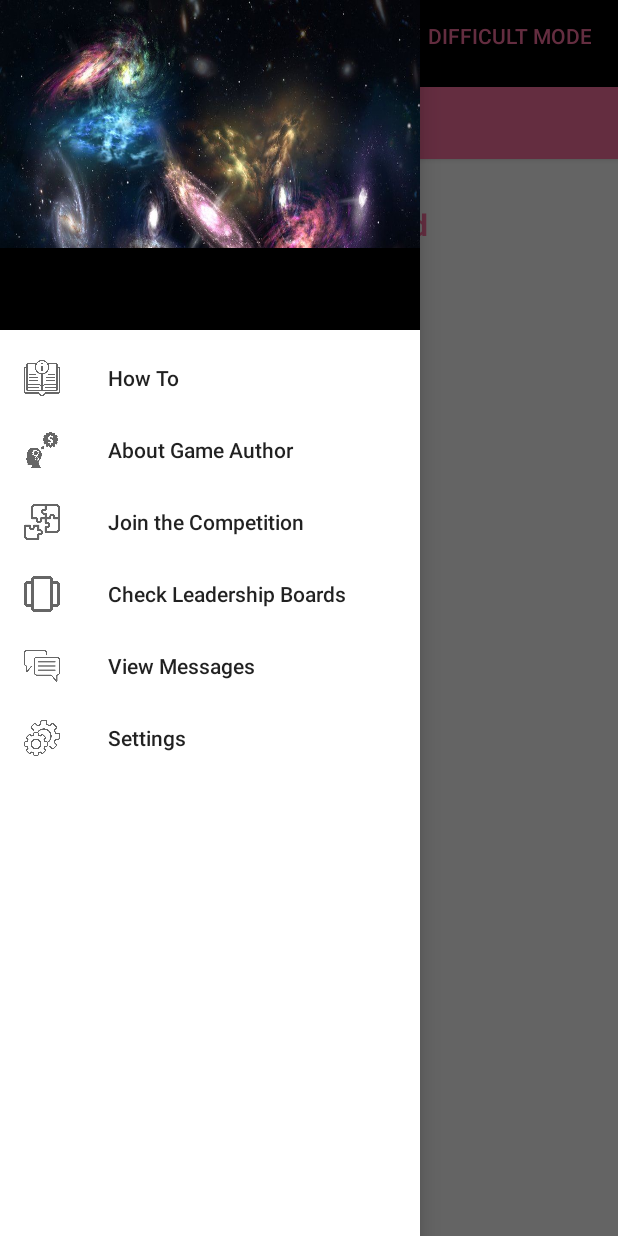
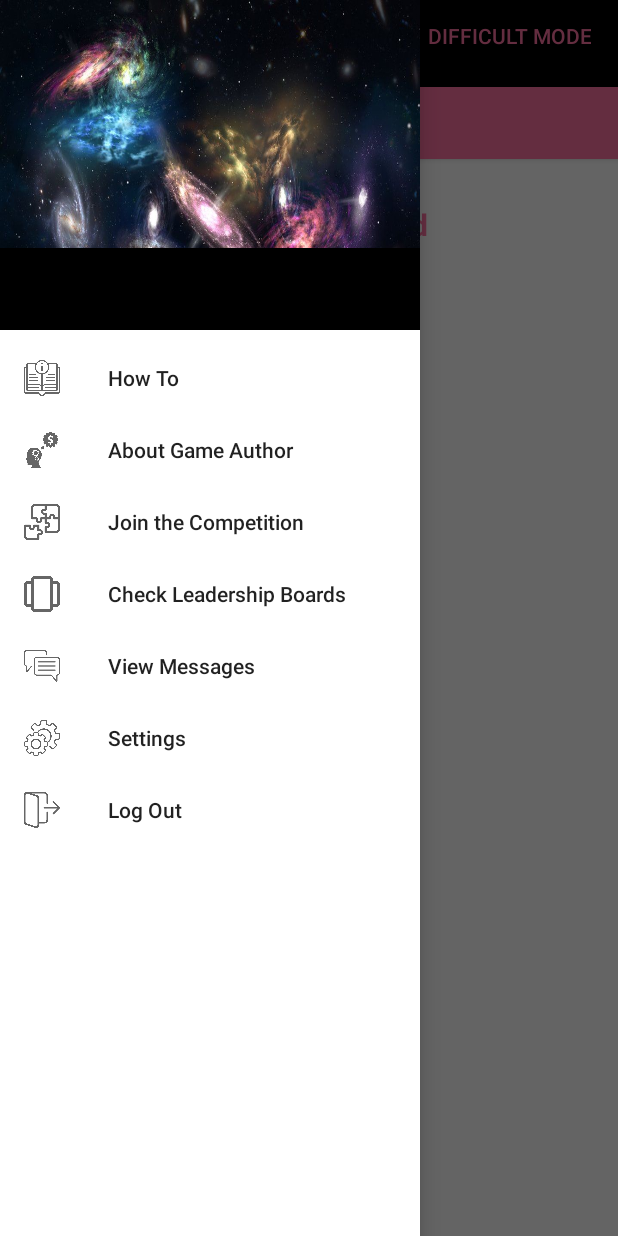
Before and after one commit to dward330/BlockMatch, an Android app: the screen it shows after launch once a user with an empty profile is signed in (LandingScreen), with the side drawer open, on a phone screen of 412 x 824 dp. Run offline under Robolectric (Android 15) with nearby library versions, the phone set to English and light mode, and no system bars; our stand-ins replace CircleImageView, Firebase (no records; nobody signed in at launch, a user with empty details on screens opened directly), Picasso.

Commit message:
Log Out Menu Item Feature Added

```diff
--- a/app/src/main/res/menu/navigation_view_menu.xml
+++ b/app/src/main/res/menu/navigation_view_menu.xml
@@ -31,5 +31,10 @@
             android:title="@string/navMenuSettings"
             android:icon="@drawable/settings"
             />
+        <item
+            android:id="@+id/logOutItem"
+            android:title="@string/navMenuLogOut"
+            android:icon="@drawable/log_out"
+            />
     </group>
 </menu>
--- a/app/src/main/res/values/strings.xml
+++ b/app/src/main/res/values/strings.xml
@@ -12,6 +12,7 @@
     <string name="navMenuLeadershipBoard">Check Leadership Boards</string>
     <string name="navMenuMessages">View Messages</string>
     <string name="navMenuSettings">Settings</string>
+    <string name="navMenuLogOut">Log Out</string>
     <string name="gameAuthorBio">My name is Derrick Kyle Ward. I am a Computer Engineer (BS, Working on MS). I am West Indian and my family hails from the countries of Barbados and St. Vincent. I currently work as a Software Engineer. I enjoy reading autobiographies, science-fiction, cyberpunk, and historical non-fiction. My favorite sports to play are ping pong and basketball. I hope you enjoy the game. It\'s my first published one. I will continue to iterate and improve.</string>
     <string name="chatMessagesTitle">Current Conversations</string>
     <string name="cameraRequestBlocked">Block Match needs access to camera in order for you to take a profile photo. Please update Block Match\'s permissions from phone settings.</string>
```
Also changed, not shown: app/src/main/java/derrick/ward/blockmatch/screens/LandingScreen.java (+14 -0 lines), app/src/main/res/drawable/log_out.png (added).
